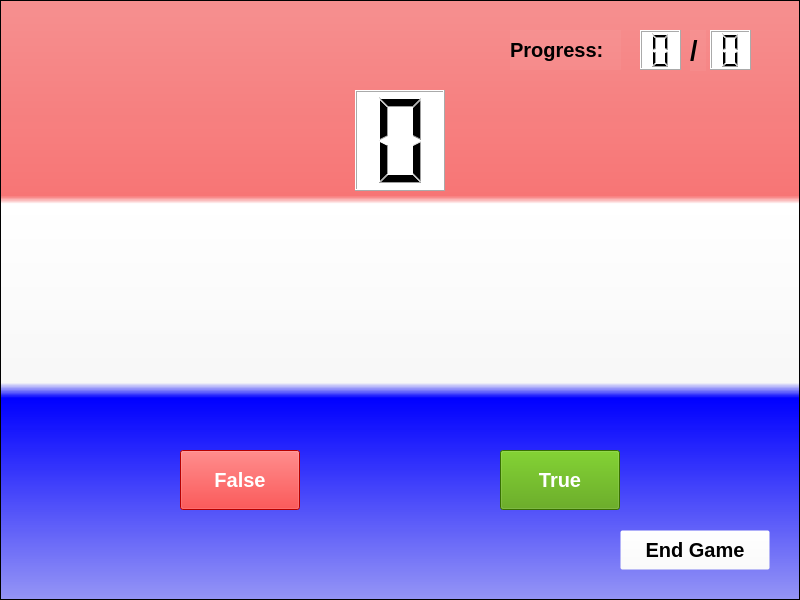
The window that ui/gamescreen.ui (s4mto/FlashCard-DBMS) describes before a commit, drawn with Qt 5.
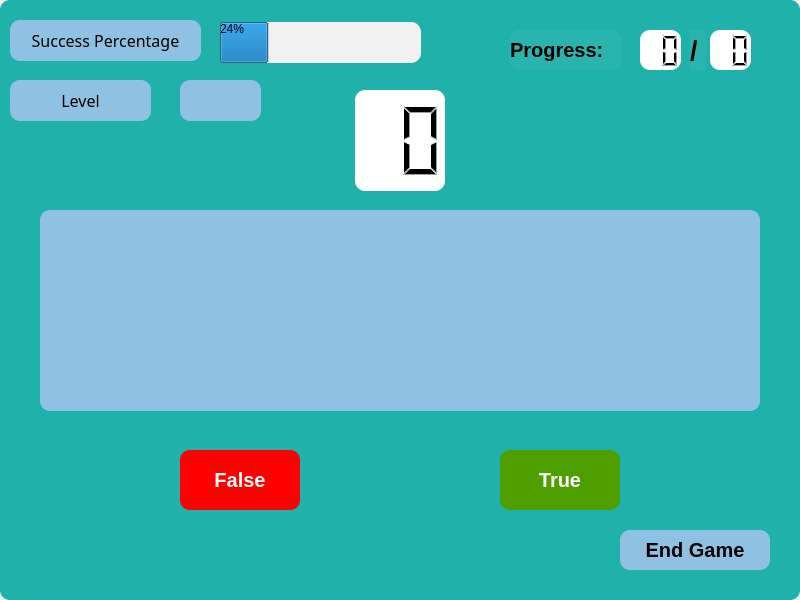
The same window after the commit.

```diff
--- a/ui/gamescreen.ui
+++ b/ui/gamescreen.ui
@@ -36,7 +36,11 @@
      </rect>
     </property>
     <property name="styleSheet">
-     <string notr="true">background-color: qlineargradient(spread:pad, x1:0, y1:0, x2:0, y2:1, stop:0 rgba(255, 0, 0, 102), stop:0.326316 rgba(255, 0, 0, 130), stop:0.339799 rgba(255, 255, 255, 255), stop:0.636842 rgba(255, 255, 255, 135), stop:0.662469 rgba(0, 0, 255, 255), stop:1 rgba(0, 0, 255, 95));</string>
+     <string notr="true">background-color: rgb(32,178,170);
+border-top-right-radius: 10px;
+border-bottom-right-radius: 10px;
+border-top-left-radius: 10px;
+border-bottom-left-radius: 10px;</string>
     </property>
     <property name="frameShape">
      <enum>QFrame::StyledPanel</enum>
@@ -128,7 +132,7 @@
       <string notr="true">background-color: rgb(255, 255, 255);</string>
      </property>
      <property name="digitCount">
-      <number>1</number>
+      <number>2</number>
      </property>
     </widget>
     <widget class="QLabel" name="word">
@@ -137,7 +141,7 @@
        <x>40</x>
        <y>210</y>
        <width>720</width>
-       <height>170</height>
+       <height>201</height>
       </rect>
      </property>
      <property name="font">
@@ -151,8 +155,11 @@
       <bool>false</bool>
      </property>
      <property name="styleSheet">
-      <string notr="true">background-color: rgb(255, 255, 255,10);
-color: rgb(0, 0, 255);</string>
+      <string notr="true">background-color: rgb(143, 193, 227);
+border-top-right-radius: 10px;
+border-bottom-right-radius: 10px;
+border-top-left-radius: 10px;
+border-bottom-left-radius: 10px;</string>
      </property>
      <property name="text">
       <string/>
@@ -178,7 +185,11 @@
       </font>
      </property>
      <property name="styleSheet">
-      <string notr="true">background-color: rgb(255, 255, 255,10);</string>
+      <string notr="true">background-color: rgb(143, 193, 227);
+border-top-right-radius: 10px;
+border-bottom-right-radius: 10px;
+border-top-left-radius: 10px;
+border-bottom-left-radius: 10px;</string>
      </property>
      <property name="text">
       <string>End Game</string>
@@ -197,7 +208,7 @@
       <string notr="true">background-color: rgb(255, 255, 255);</string>
      </property>
      <property name="digitCount">
-      <number>1</number>
+      <number>2</number>
      </property>
     </widget>
     <widget class="QLCDNumber" name="known_word_lcd">
@@ -213,7 +224,7 @@
       <string notr="true">background-color: rgb(255, 255, 255);</string>
      </property>
      <property name="digitCount">
-      <number>1</number>
+      <number>2</number>
      </property>
     </widget>
     <widget class="QLabel" name="label">
@@ -239,6 +250,109 @@
       <string>/</string>
      </property>
     </widget>
+    <widget class="QLabel" name="label_2">
+     <property name="geometry">
+      <rect>
+       <x>10</x>
+       <y>80</y>
+       <width>141</width>
+       <height>41</height>
+      </rect>
+     </property>
+     <property name="font">
+      <font>
+       <family>MS Reference Sans Serif</family>
+       <pointsize>12</pointsize>
+      </font>
+     </property>
+     <property name="styleSheet">
+      <string notr="true">background-color: rgb(143, 193, 227);
+border-top-right-radius: 10px;
+border-bottom-right-radius: 10px;
+border-top-left-radius: 10px;
+border-bottom-left-radius: 10px;</string>
+     </property>
+     <property name="text">
+      <string>Level</string>
+     </property>
+     <property name="alignment">
+      <set>Qt::AlignCenter</set>
+     </property>
+    </widget>
+    <widget class="QLabel" name="label_4">
+     <property name="geometry">
+      <rect>
+       <x>10</x>
+       <y>20</y>
+       <width>191</width>
+       <height>41</height>
+      </rect>
+     </property>
+     <property name="font">
+      <font>
+       <family>MS Reference Sans Serif</family>
+       <pointsize>12</pointsize>
+      </font>
+     </property>
+     <property name="styleSheet">
+      <string notr="true">background-color: rgb(143, 193, 227);
+border-top-right-radius: 10px;
+border-bottom-right-radius: 10px;
+border-top-left-radius: 10px;
+border-bottom-left-radius: 10px;</string>
+     </property>
+     <property name="text">
+      <string>Success Percentage</string>
+     </property>
+     <property name="alignment">
+      <set>Qt::AlignCenter</set>
+     </property>
+    </widget>
+    <widget class="QProgressBar" name="progressBar">
+     <property name="geometry">
+      <rect>
+       <x>220</x>
+       <y>22</y>
+       <width>201</width>
+       <height>41</height>
+      </rect>
+     </property>
+     <property name="styleSheet">
+      <string notr="true">background-color: rgb(241, 241, 241);</string>
+     </property>
+     <property name="value">
+      <number>24</number>
+     </property>
+    </widget>
+    <widget class="QLabel" name="level">
+     <property name="geometry">
+      <rect>
+       <x>180</x>
+       <y>80</y>
+       <width>81</width>
+       <height>41</height>
+      </rect>
+     </property>
+     <property name="font">
+      <font>
+       <family>MS Reference Sans Serif</family>
+       <pointsize>12</pointsize>
+      </font>
+     </property>
+     <property name="styleSheet">
+      <string notr="true">background-color: rgb(143, 193, 227);
+border-top-right-radius: 10px;
+border-bottom-right-radius: 10px;
+border-top-left-radius: 10px;
+border-bottom-left-radius: 10px;</string>
+     </property>
+     <property name="text">
+      <string/>
+     </property>
+     <property name="alignment">
+      <set>Qt::AlignCenter</set>
+     </property>
+    </widget>
    </widget>
   </widget>
  </widget>
```
